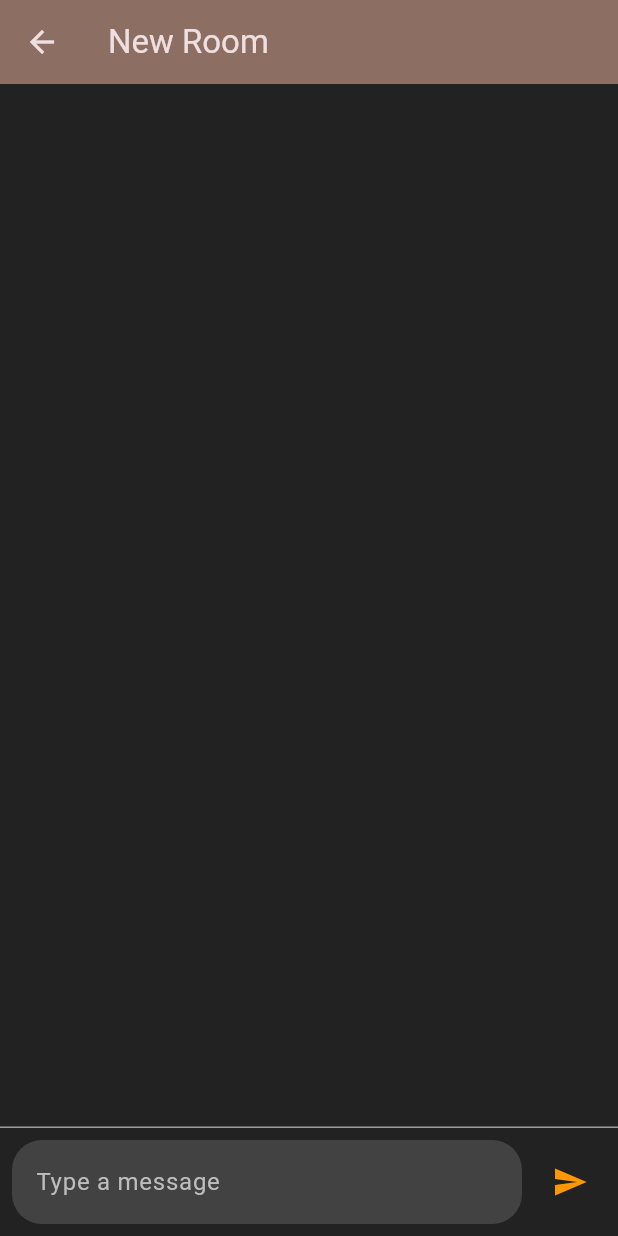
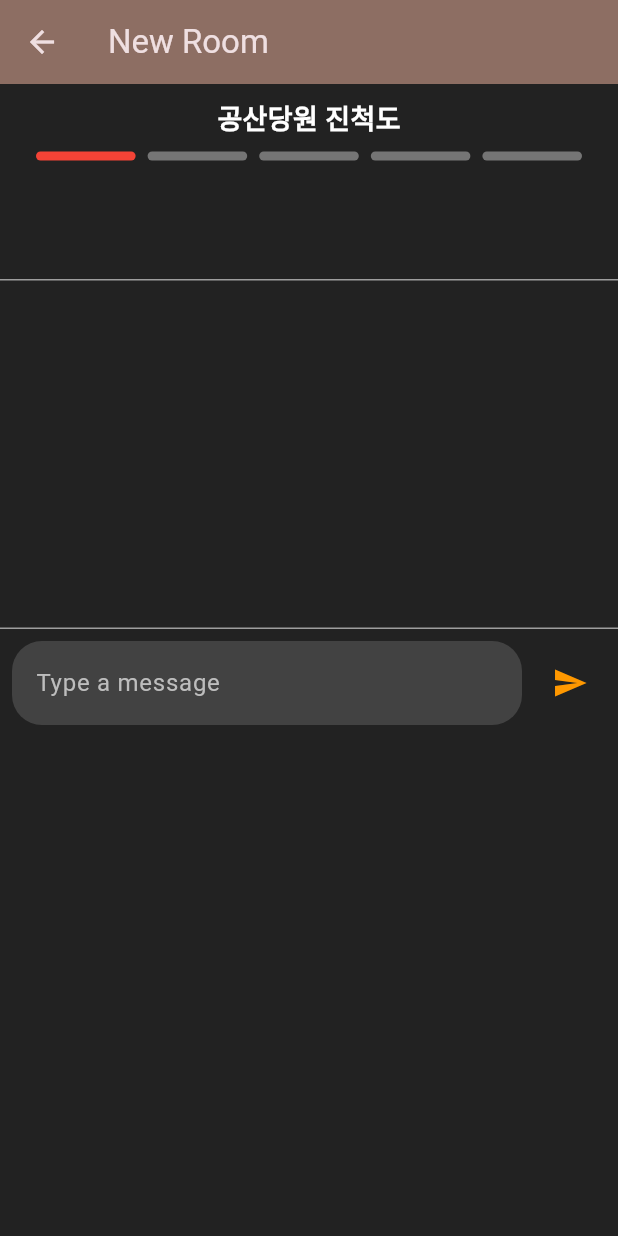
Before and after one commit to Solid9966/FuhrerGame, a Flutter app: the GameRoomPage screen opened directly, on a phone screen of 412 x 824 dp. Run offline on Flutter 3.47's test engine with Material 3 defaults, Android fonts, the phone set to English and light mode, and no system bars; missing offline and left inert: stomp_dart_client.

Commit message:
ProgressChecker.dart 추가

```diff
--- a/frontend/fuhrer_game/lib/GameRoom.dart
+++ b/frontend/fuhrer_game/lib/GameRoom.dart
@@ -2,6 +2,7 @@
 import 'package:flutter/material.dart';
 import 'WebsocketService.dart';
 import 'ReadyRoom.dart';
+import 'ProgressChecker.dart';
 
 class GameRoomPage extends StatefulWidget {
   final String roomName;
@@ -19,6 +20,8 @@ class _GameRoomPageState extends State<GameRoomPage> {
   late WebSocketService _webSocketService; // WebSocketService 필드 정의
   final List<Map<String, dynamic>> _messages = []; // 메시지 리스트
   late String username; // 사용자 이름
+  int currentRound = 1; //현재 라운드 정보
+  int electionTracker = 2; // 현재 선거 트래커 상태
 
   @override
   void initState() {
@@ -63,6 +66,14 @@ class _GameRoomPageState extends State<GameRoomPage> {
         ),
         body: Column(
           children: [
+            Flexible(
+              flex: 2,
+              child: ProgressCheck(
+                currentRound: currentRound,
+                electionTracker: electionTracker,
+              ),
+            ),
+            const Divider(height: 1, color: Colors.grey),
             Expanded(
               child: ListView.builder(
                 itemCount: _messages.length, // 전체 메시지 개수
@@ -89,8 +100,7 @@ class _GameRoomPageState extends State<GameRoomPage> {
                       child: Text(
                         "${message['username'] ??
                             'Unknown'}: ${message['content'] ?? 'No content'}",
-                        style: const TextStyle(color: Colors
-                            .white), // 텍스트 색상은 흰색
+                        style: const TextStyle(color: Colors.white), // 텍스트 색상은 흰색
                       ),
                     ),
                   );
--- /dev/null
+++ b/frontend/fuhrer_game/lib/ProgressChecker.dart
@@ -0,0 +1,99 @@
+import 'package:flutter/material.dart';
+
+class ProgressCheck extends StatefulWidget {
+  final int currentRound; // 현재 라운드
+  final int electionTracker; // 선거 트래커 상태
+  const ProgressCheck({super.key, required this.currentRound, required this.electionTracker});
+
+  @override
+  _ProgressCheckState createState() => _ProgressCheckState();
+}
+
+class _ProgressCheckState extends State<ProgressCheck> {
+  late int currentRound;
+  late int electionTracker;
+
+  @override
+  void initState() {
+    super.initState();
+    currentRound = widget.currentRound; // 초기 라운드 설정
+    electionTracker = widget.electionTracker; // 초기 선거 트래커 설정
+  }
+
+  Widget _buildProgressIndicator(String title, int progress, Color activeColor, {bool showElectionTracker = false}) {
+    return Padding(
+      padding: const EdgeInsets.symmetric(vertical: 10, horizontal: 20),
+      child: Column(
+        mainAxisSize: MainAxisSize.min, // 부모의 공간에 맞게 크기 제한
+        children: [
+          Text(
+            title,
+            style: const TextStyle(
+              color: Colors.white,
+              fontSize: 18,
+              fontWeight: FontWeight.bold,
+            ),
+          ),
+          const SizedBox(height: 8),
+          Row(
+            mainAxisAlignment: MainAxisAlignment.spaceBetween,
+            children: List.generate(5, (index) {
+              return Expanded(
+                child: Container(
+                  height: 6,
+                  margin: const EdgeInsets.symmetric(horizontal: 4),
+                  decoration: BoxDecoration(
+                    color: index < progress ? activeColor : Colors.grey[600],
+                    borderRadius: BorderRadius.circular(3),
+                  ),
+                ),
+              );
+            }),
+          ),
+        if (showElectionTracker) ...[
+          const SizedBox(height: 16),
+          // 선거 트래커 표시
+          Text(
+            "선거 트래커",
+            style: const TextStyle(color: Colors.grey, fontSize: 14),
+          ),
+          const SizedBox(height: 8),
+          Row(
+            mainAxisAlignment: MainAxisAlignment.center,
+            children: List.generate(4, (index) {
+              return Container(
+                width: 20,
+                height: 20,
+                margin: const EdgeInsets.symmetric(horizontal: 8),
+                decoration: BoxDecoration(
+                  shape: BoxShape.circle,
+                  color: index < electionTracker ? activeColor : Colors.grey[600],
+                ),
+              );
+            }),
+          ),
+        ],
+        ],
+      ),
+    );
+  }
+
+  @override
+  Widget build(BuildContext context) {
+    return SizedBox(
+      height: currentRound == 2 ? 200 : 130, // 자유당원일 때 높이 200, 아니면 150
+      child: PageView(
+        children: [
+          _buildProgressIndicator("공산당원 진척도", currentRound, Colors.red),
+          _buildProgressIndicator(
+            "자유당원 진척도",
+            currentRound,
+            Colors.blue,
+            showElectionTracker: true, // 선거 트래커 표시
+          ),
+          _buildProgressIndicator("파시즘 진척도", currentRound, Colors.orange),
+        ],
+      ),
+    );
+  }
+}
```
